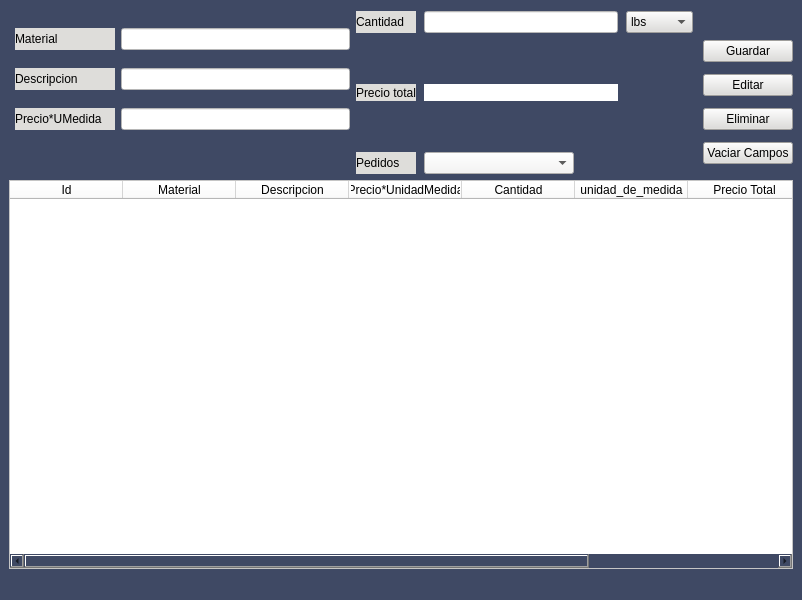
First picture: the form in Proyecto/Interfaces/Ui/materiales.ui, repository EdCenten0/MAPA-Python, before the edit.
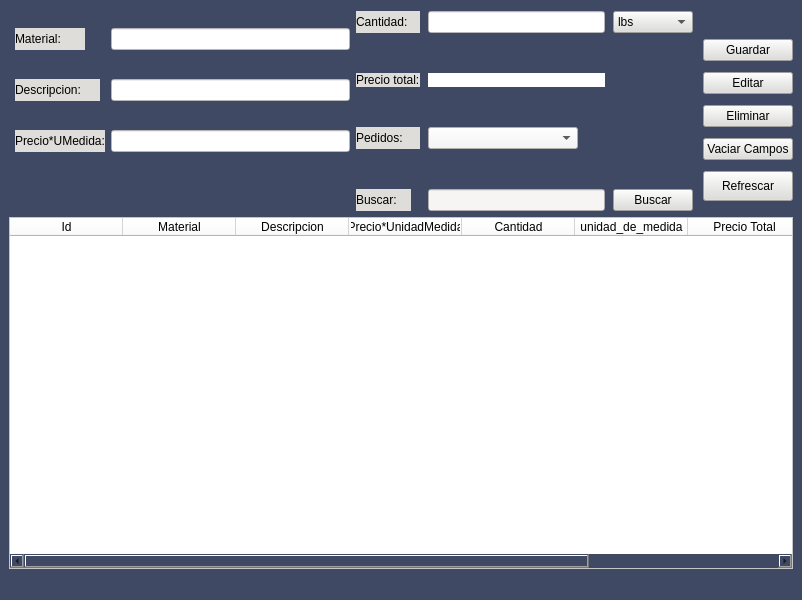
Second picture: the form after the edit.

Commit message:
Met. buscar
no busca xd

Diff of the .ui file:
```diff
--- a/Proyecto/Interfaces/Ui/materiales.ui
+++ b/Proyecto/Interfaces/Ui/materiales.ui
@@ -19,7 +19,7 @@
   <widget class="QWidget" name="centralwidget">
    <layout class="QGridLayout" name="gridLayout_4">
     <item row="0" column="1">
-     <layout class="QGridLayout" name="gridLayout_2" rowstretch="0,0,0" columnstretch="0,0,0">
+     <layout class="QGridLayout" name="gridLayout_2" rowstretch="0,0,0,0,0" columnstretch="0,0,0">
       <property name="leftMargin">
        <number>0</number>
       </property>
@@ -36,54 +36,38 @@
        <number>8</number>
       </property>
       <property name="verticalSpacing">
-       <number>51</number>
+       <number>40</number>
       </property>
+      <item row="3" column="2">
+       <widget class="QPushButton" name="btnBuscar">
+        <property name="styleSheet">
+         <string notr="true">background-color: rgb(222, 221, 218);</string>
+        </property>
+        <property name="text">
+         <string>Buscar</string>
+        </property>
+       </widget>
+      </item>
+      <item row="3" column="1">
+       <widget class="QLineEdit" name="txtBuscar">
+        <property name="styleSheet">
+         <string notr="true">background-color: rgb(246, 245, 244);</string>
+        </property>
+       </widget>
+      </item>
       <item row="2" column="0">
        <widget class="QLabel" name="lblProveedores">
-        <property name="styleSheet">
-         <string notr="true">background-color: rgb(222, 221, 218);</string>
-        </property>
-        <property name="text">
-         <string>Pedidos</string>
-        </property>
-       </widget>
-      </item>
-      <item row="2" column="1">
-       <widget class="QComboBox" name="cbPedidos">
         <property name="maximumSize">
          <size>
-          <width>150</width>
+          <width>65</width>
           <height>16777215</height>
          </size>
         </property>
         <property name="styleSheet">
-         <string notr="true">background-color: rgb(246, 245, 244);</string>
-        </property>
-        <property name="currentIndex">
-         <number>-1</number>
-        </property>
-        <property name="maxVisibleItems">
-         <number>25</number>
-        </property>
-       </widget>
-      </item>
-      <item row="1" column="0">
-       <widget class="QLabel" name="label_5">
-        <property name="styleSheet">
          <string notr="true">background-color: rgb(222, 221, 218);</string>
         </property>
         <property name="text">
-         <string>Precio total</string>
-        </property>
-       </widget>
-      </item>
-      <item row="0" column="0">
-       <widget class="QLabel" name="label_4">
-        <property name="styleSheet">
-         <string notr="true">background-color: rgb(222, 221, 218);</string>
-        </property>
-        <property name="text">
-         <string>Cantidad</string>
+         <string>Pedidos:</string>
         </property>
        </widget>
       </item>
@@ -150,10 +134,48 @@
         </item>
        </widget>
       </item>
-      <item row="0" column="1">
-       <widget class="QLineEdit" name="txtCantidad">
+      <item row="1" column="0">
+       <widget class="QLabel" name="label_5">
         <property name="styleSheet">
-         <string notr="true">background-color: rgb(255, 255, 255);</string>
+         <string notr="true">background-color: rgb(222, 221, 218);</string>
+        </property>
+        <property name="text">
+         <string>Precio total:</string>
+        </property>
+       </widget>
+      </item>
+      <item row="2" column="1">
+       <widget class="QComboBox" name="cbPedidos">
+        <property name="maximumSize">
+         <size>
+          <width>150</width>
+          <height>16777215</height>
+         </size>
+        </property>
+        <property name="styleSheet">
+         <string notr="true">background-color: rgb(246, 245, 244);</string>
+        </property>
+        <property name="currentIndex">
+         <number>-1</number>
+        </property>
+        <property name="maxVisibleItems">
+         <number>25</number>
+        </property>
+       </widget>
+      </item>
+      <item row="3" column="0">
+       <widget class="QLabel" name="lblBuscar">
+        <property name="maximumSize">
+         <size>
+          <width>55</width>
+          <height>16777215</height>
+         </size>
+        </property>
+        <property name="styleSheet">
+         <string notr="true">background-color: rgb(222, 221, 218);</string>
+        </property>
+        <property name="text">
+         <string>Buscar:</string>
         </property>
        </widget>
       </item>
@@ -167,6 +189,29 @@
         </property>
        </widget>
       </item>
+      <item row="0" column="1">
+       <widget class="QLineEdit" name="txtCantidad">
+        <property name="styleSheet">
+         <string notr="true">background-color: rgb(255, 255, 255);</string>
+        </property>
+       </widget>
+      </item>
+      <item row="0" column="0">
+       <widget class="QLabel" name="label_4">
+        <property name="maximumSize">
+         <size>
+          <width>70</width>
+          <height>16777215</height>
+         </size>
+        </property>
+        <property name="styleSheet">
+         <string notr="true">background-color: rgb(222, 221, 218);</string>
+        </property>
+        <property name="text">
+         <string>Cantidad:</string>
+        </property>
+       </widget>
+      </item>
      </layout>
     </item>
     <item row="0" column="2">
@@ -194,6 +239,16 @@
         </property>
        </widget>
       </item>
+      <item row="1" column="0">
+       <widget class="QPushButton" name="btnGuardar">
+        <property name="styleSheet">
+         <string notr="true">background-color: rgb(222, 221, 218);</string>
+        </property>
+        <property name="text">
+         <string>Guardar</string>
+        </property>
+       </widget>
+      </item>
       <item row="4" column="0">
        <widget class="QPushButton" name="btnVaciarCampos">
         <property name="styleSheet">
@@ -204,13 +259,19 @@
         </property>
        </widget>
       </item>
-      <item row="1" column="0">
-       <widget class="QPushButton" name="btnGuardar">
+      <item row="5" column="0">
+       <widget class="QPushButton" name="btnRefrescar">
+        <property name="maximumSize">
+         <size>
+          <width>16777215</width>
+          <height>30</height>
+         </size>
+        </property>
         <property name="styleSheet">
          <string notr="true">background-color: rgb(222, 221, 218);</string>
         </property>
         <property name="text">
-         <string>Guardar</string>
+         <string>Refrescar</string>
         </property>
        </widget>
       </item>
@@ -234,7 +295,7 @@
        <number>6</number>
       </property>
       <property name="verticalSpacing">
-       <number>18</number>
+       <number>29</number>
       </property>
       <item row="2" column="1">
        <widget class="QLineEdit" name="txtPrecioUnidadMedida">
@@ -272,7 +333,7 @@
          <string notr="true">background-color: rgb(222, 221, 218);</string>
         </property>
         <property name="text">
-         <string>Precio*UMedida</string>
+         <string>Precio*UMedida:</string>
         </property>
        </widget>
       </item>
@@ -280,7 +341,7 @@
        <widget class="QLabel" name="label_2">
         <property name="maximumSize">
          <size>
-          <width>100</width>
+          <width>85</width>
           <height>16777215</height>
          </size>
         </property>
@@ -288,7 +349,7 @@
          <string notr="true">background-color: rgb(222, 221, 218);</string>
         </property>
         <property name="text">
-         <string>Descripcion</string>
+         <string>Descripcion:</string>
         </property>
        </widget>
       </item>
@@ -296,7 +357,7 @@
        <widget class="QLabel" name="label">
         <property name="maximumSize">
          <size>
-          <width>100</width>
+          <width>70</width>
           <height>16777215</height>
          </size>
         </property>
@@ -304,7 +365,7 @@
          <string notr="true">background-color: rgb(222, 221, 218);</string>
         </property>
         <property name="text">
-         <string>Material</string>
+         <string>Material:</string>
         </property>
        </widget>
       </item>
```
The commit also changes 3 other files.
